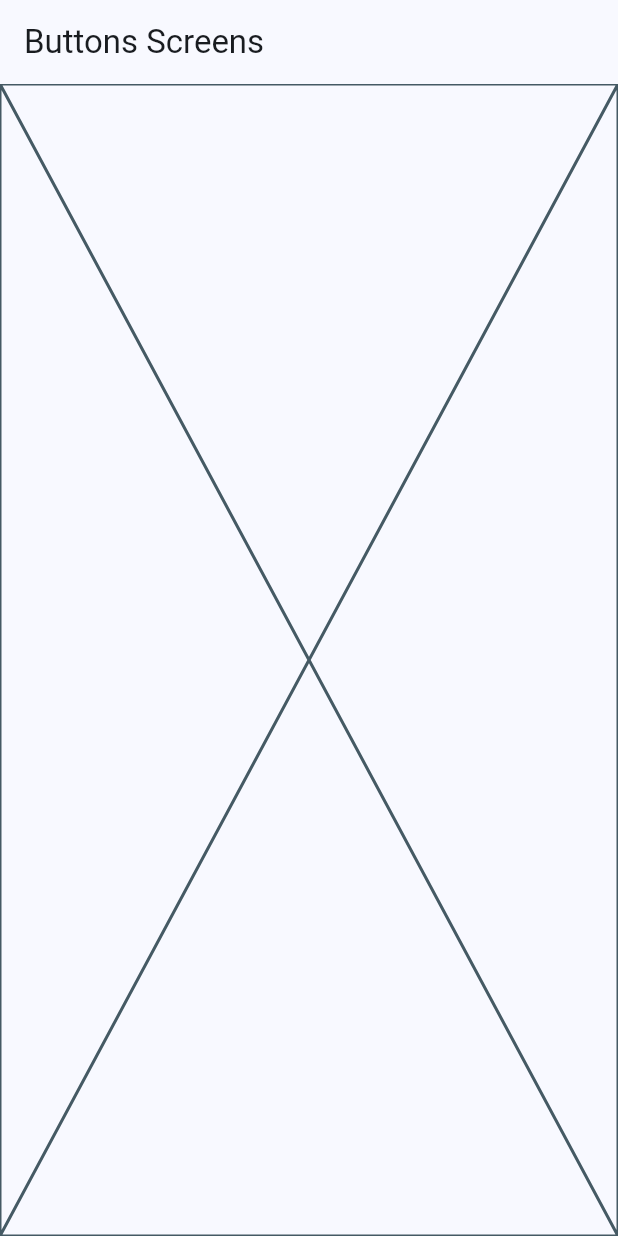
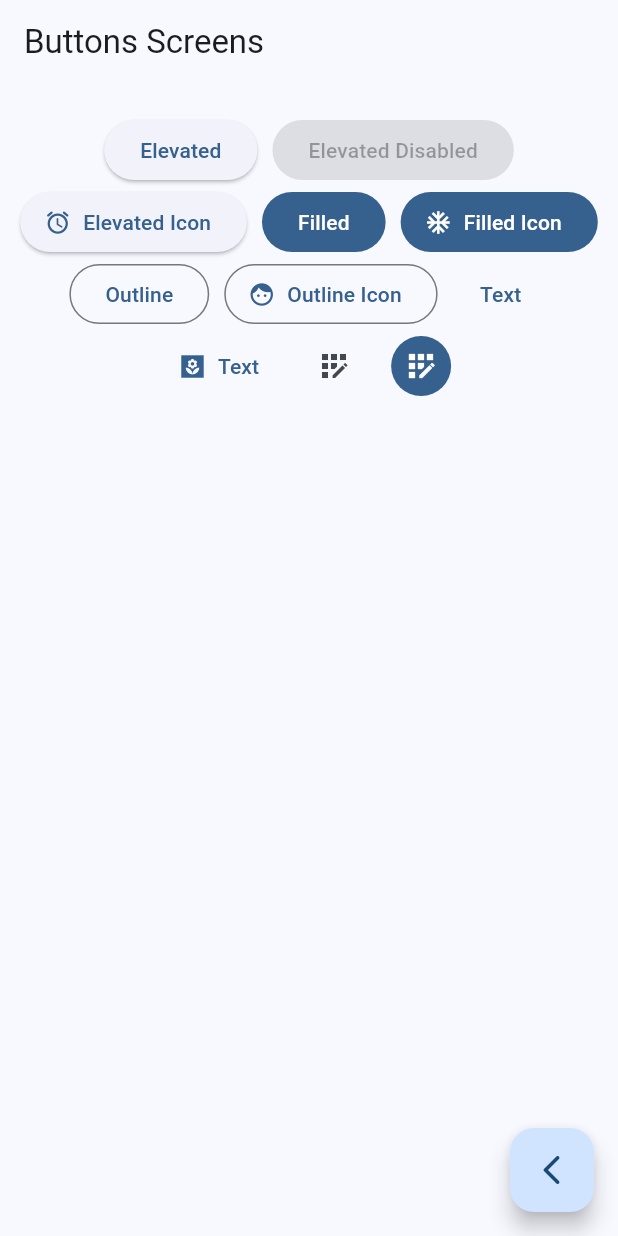
Before and after one commit to AngelTravieso/05-widgets_app, a Flutter app: the ButtonsScreen screen opened by its route, on a phone screen of 412 x 824 dp. Run offline on Flutter 3.47's test engine with Material 2 defaults, Android fonts, the phone set to English and light mode, and no system bars; our stand-ins replace go_router.

```diff
--- a/lib/presentation/screens/buttons/buttons_screen.dart
+++ b/lib/presentation/screens/buttons/buttons_screen.dart
@@ -1,4 +1,5 @@
 import 'package:flutter/material.dart';
+import 'package:go_router/go_router.dart';
 
 class ButtonsScreen extends StatelessWidget {
   static const name = 'buttons_screen';
@@ -10,7 +11,89 @@ class ButtonsScreen extends StatelessWidget {
       appBar: AppBar(
         title: const Text('Buttons Screens'),
       ),
-      body: const Placeholder(),
+      body: _ButtonsView(),
+      floatingActionButton: FloatingActionButton(
+        child: const Icon(Icons.arrow_back_ios_rounded),
+        onPressed: () => context.pop(),
+      ),
     );
   }
 }
+
+class _ButtonsView extends StatelessWidget {
+  @override
+  Widget build(BuildContext context) {
+    final colors = Theme.of(context).colorScheme;
+    return SizedBox(
+      width: double.infinity,
+      child: Padding(
+        padding: const EdgeInsets.symmetric(
+          horizontal: 10,
+          vertical: 20,
+        ),
+        child: Wrap(
+          spacing: 10,
+          alignment: WrapAlignment.center,
+          children: [
+            ElevatedButton(
+              onPressed: () {},
+              child: const Text('Elevated'),
+            ),
+            const ElevatedButton(
+              onPressed: null,
+              child: Text('Elevated Disabled'),
+            ),
+            ElevatedButton.icon(
+              onPressed: () {},
+              icon: const Icon(Icons.access_alarm_rounded),
+              label: const Text('Elevated Icon'),
+            ),
+            FilledButton(
+              onPressed: () {},
+              child: const Text('Filled'),
+            ),
+            FilledButton.icon(
+              onPressed: () {},
+              icon: const Icon(Icons.ac_unit_outlined),
+              label: const Text('Filled Icon'),
+            ),
+            OutlinedButton(
+              onPressed: () {},
+              child: const Text('Outline'),
+            ),
+            OutlinedButton.icon(
+              onPressed: () {},
+              icon: const Icon(Icons.face),
+              label: const Text('Outline Icon'),
+            ),
+            TextButton(
+              onPressed: () {},
+              child: const Text('Text'),
+            ),
+            TextButton.icon(
+              onPressed: () {},
+              icon: const Icon(Icons.yard_sharp),
+              label: const Text('Text'),
+            ),
+            IconButton(
+              onPressed: () {},
+              icon: const Icon(Icons.app_registration),
+            ),
+            IconButton(
+              onPressed: () {},
+              icon: const Icon(Icons.app_registration),
+              style: ButtonStyle(
+                backgroundColor: MaterialStatePropertyAll(
+                  colors.primary,
+                ),
+                iconColor: const MaterialStatePropertyAll(
+                  Colors.white,
+                ),
+              ),
+            ),
+          ],
+        ),
+      ),
+    );
+  }
+}
```
